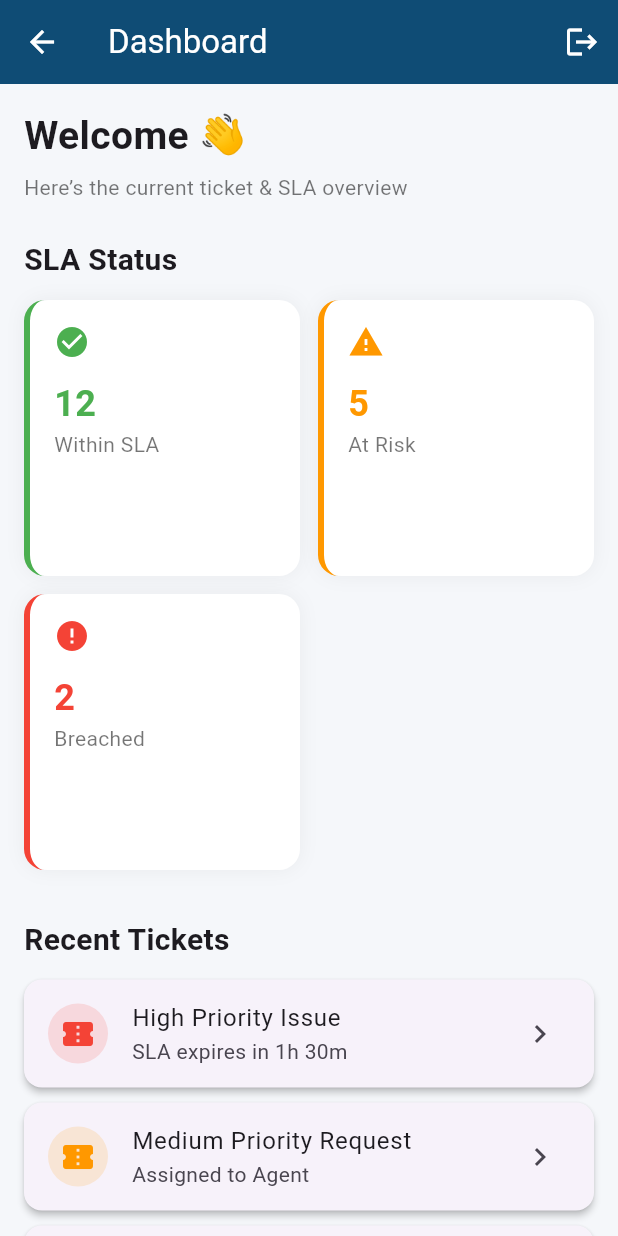
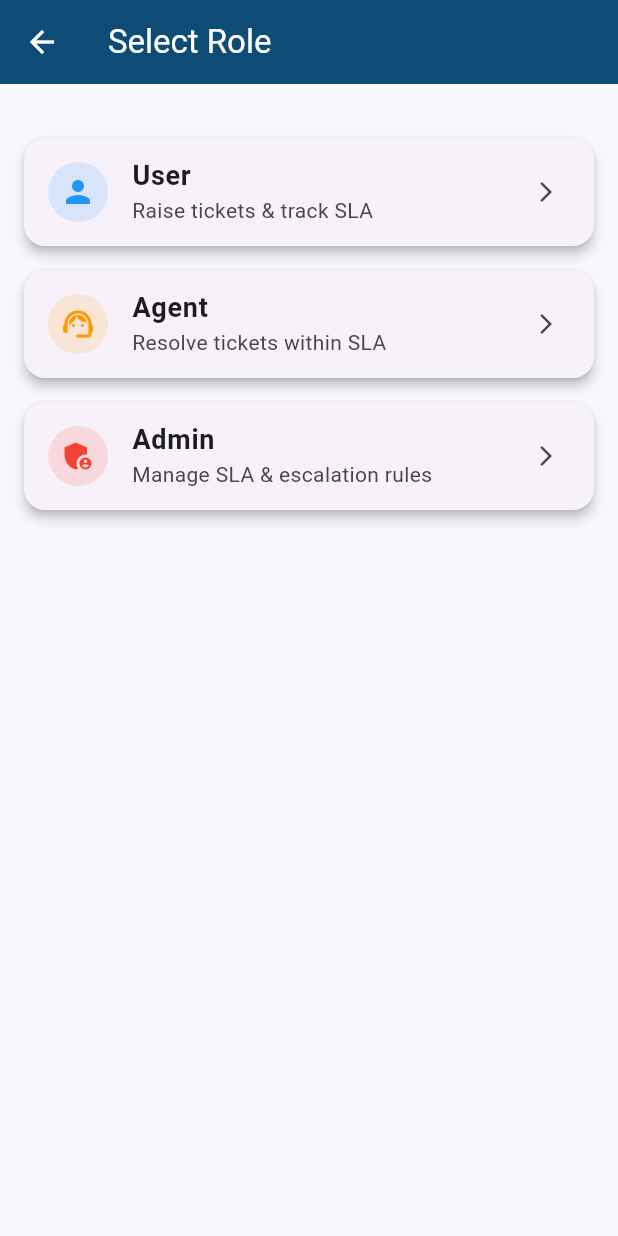
Before and after one commit to tanmay019ai/ticket-sla-escalation-app, a Flutter app: the DashboardScreen screen opened by its route, after a tap on the "logout" icon, after a tap on "LOGIN", on a phone screen of 412 x 824 dp. Run offline on Flutter 3.47's test engine with Material 3 defaults, Android fonts, the phone set to English and light mode, and no system bars.

Commit message:
frontend-2

```diff
--- a/mobile/lib/app.dart
+++ b/mobile/lib/app.dart
@@ -2,7 +2,9 @@ import 'package:flutter/material.dart';
 import 'core/theme/app_theme.dart';
 import 'features/auth/login_screen.dart';
 import 'features/dashboard/dashboard_screen.dart';
-
+import 'features/auth/register_screen.dart';
+import 'features/auth/role_selection_screen.dart';
+import 'features/tickets/create_ticket_screen.dart';
 class MyApp extends StatelessWidget {
   const MyApp({super.key});
 
@@ -14,9 +16,13 @@ class MyApp extends StatelessWidget {
       theme: AppTheme.lightTheme, // 🔥 APPLY THEME
       initialRoute: '/',
       routes: {
-        '/': (context) => const LoginScreen(),
-        '/dashboard': (context) => const DashboardScreen(),
-      },
+  '/': (context) => const LoginScreen(),
+  '/create-ticket': (context) => const CreateTicketScreen(),
+  '/role': (context) => const RoleSelectionScreen(),
+  '/register': (context) => const RegisterScreen(),
+  '/dashboard': (context) => const DashboardScreen(),
+},
+
     );
   }
 }
--- a/mobile/lib/features/auth/login_screen.dart
+++ b/mobile/lib/features/auth/login_screen.dart
@@ -20,7 +20,7 @@ class _LoginScreenState extends State<LoginScreen> {
   }
 
   void login() {
-    Navigator.pushReplacementNamed(context, '/dashboard');
+    Navigator.pushReplacementNamed(context, '/role');
   }
 
  @override
@@ -59,6 +59,9 @@ Widget build(BuildContext context) {
                 ),
                 const SizedBox(height: 24),
 
+
+
+
                 // 🔹 TITLE
                 const Text(
                   "Welcome Back",
@@ -81,7 +84,7 @@ Widget build(BuildContext context) {
                 TextField(
                   controller: emailController,
                   decoration: InputDecoration(
-                    labelText: "Corporate Email",
+                    labelText: "Email",
                     prefixIcon: const Icon(Icons.email_outlined),
                     filled: true,
                     fillColor: const Color(0xFFF1F3F6),
@@ -125,6 +128,15 @@ Widget build(BuildContext context) {
                   text: "LOGIN",
                   onPressed: login,
                 ),
+
+                 Center(
+  child: TextButton(
+    onPressed: () {
+      Navigator.pushNamed(context, '/register');
+    },
+    child: const Text("Don’t have an account? Register"),
+  ),
+),
               ],
             ),
           ),
--- /dev/null
+++ b/mobile/lib/features/auth/role_selection_screen.dart
@@ -0,0 +1,86 @@
+import 'package:flutter/material.dart';
+
+class RoleSelectionScreen extends StatelessWidget {
+  const RoleSelectionScreen({super.key});
+
+  @override
+  Widget build(BuildContext context) {
+    return Scaffold(
+      backgroundColor: const Color(0xFFF5F7FA),
+      appBar: AppBar(
+        title: const Text("Select Role"),
+        elevation: 0,
+      ),
+      body: Padding(
+        padding: const EdgeInsets.all(16),
+        child: Column(
+          children: [
+            const SizedBox(height: 20),
+
+            _roleCard(
+              context,
+              title: "User",
+              description: "Raise tickets & track SLA",
+              icon: Icons.person,
+              color: Colors.blue,
+            ),
+
+            _roleCard(
+              context,
+              title: "Agent",
+              description: "Resolve tickets within SLA",
+              icon: Icons.support_agent,
+              color: Colors.orange,
+            ),
+
+            _roleCard(
+              context,
+              title: "Admin",
+              description: "Manage SLA & escalation rules",
+              icon: Icons.admin_panel_settings,
+              color: Colors.red,
+            ),
+          ],
+        ),
+      ),
+    );
+  }
+
+  Widget _roleCard(
+    BuildContext context, {
+    required String title,
+    required String description,
+    required IconData icon,
+    required Color color,
+  }) {
+    return Card(
+      elevation: 3,
+      margin: const EdgeInsets.only(bottom: 16),
+      shape: RoundedRectangleBorder(
+        borderRadius: BorderRadius.circular(14),
+      ),
+      child: ListTile(
+        leading: CircleAvatar(
+          backgroundColor: color.withOpacity(0.15),
+          child: Icon(icon, color: color),
+        ),
+        title: Text(
+          title,
+          style: const TextStyle(
+            fontSize: 18,
+            fontWeight: FontWeight.w600,
+          ),
+        ),
+        subtitle: Text(description),
+        trailing: const Icon(Icons.arrow_forward_ios, size: 16),
+        onTap: () {
+          Navigator.pushReplacementNamed(
+            context,
+            '/dashboard',
+            arguments: title, // pass role
+          );
+        },
+      ),
+    );
+  }
+}
--- a/mobile/lib/features/dashboard/dashboard_screen.dart
+++ b/mobile/lib/features/dashboard/dashboard_screen.dart
@@ -5,10 +5,13 @@ class DashboardScreen extends StatelessWidget {
 
   @override
   Widget build(BuildContext context) {
+    final String role =
+        ModalRoute.of(context)?.settings.arguments as String? ?? "User";
+
     return Scaffold(
       backgroundColor: const Color(0xFFF5F7FA),
       appBar: AppBar(
-        title: const Text("Dashboard"),
+        title: Text("$role Dashboard"),
         elevation: 0,
         actions: [
           IconButton(
@@ -19,109 +22,114 @@ class DashboardScreen extends StatelessWidget {
           ),
         ],
       ),
-      body: SingleChildScrollView(
+      body: Padding(
         padding: const EdgeInsets.all(16),
-        child: Column(
+        child: _buildDashboardByRole(context, role), // ✅ pass context
+      ),
+    );
+  }
+
+  // ================= ROLE SWITCH =================
+
+  Widget _buildDashboardByRole(BuildContext context, String role) {
+    switch (role) {
+      case "Agent":
+        return _agentDashboard();
+      case "Admin":
+        return _adminDashboard(context);
+      default:
+        return _userDashboard(context);
+    }
+  }
+
+  // ================= USER DASHBOARD =================
+
+  Widget _userDashboard(BuildContext context) {
+    return Column(
       crossAxisAlignment: CrossAxisAlignment.start,
       children: [
-            // ================= HEADER =================
-            const Text(
-              "Welcome 👋",
-              style: TextStyle(
-                fontSize: 26,
-                fontWeight: FontWeight.bold,
+        _header("Your Tickets"),
+        _ticketTile(
+          "Login issue",
+          "SLA expires in 3h",
+          Colors.orange,
         ),
+        _ticketTile(
+          "Payment failed",
+          "Within SLA",
+          Colors.green,
         ),
-            const SizedBox(height: 6),
-            const Text(
-              "Here’s the current ticket & SLA overview",
-              style: TextStyle(color: Colors.black54),
-            ),
-            const SizedBox(height: 24),
-
-            // ================= SLA STATUS =================
-            const Text(
-              "SLA Status",
-              style: TextStyle(
-                fontSize: 20,
-                fontWeight: FontWeight.w600,
-              ),
-            ),
-            const SizedBox(height: 12),
-
-            GridView.count(
-              crossAxisCount: MediaQuery.of(context).size.width > 600 ? 3 : 2,
-              shrinkWrap: true,
-              physics: const NeverScrollableScrollPhysics(),
-              crossAxisSpacing: 12,
-              mainAxisSpacing: 12,
-              children: const [
-                _StatusCard(
-                  title: "Within SLA",
-                  value: "12",
-                  color: Colors.green,
-                  icon: Icons.check_circle,
-                ),
-                _StatusCard(
-                  title: "At Risk",
-                  value: "5",
-                  color: Colors.orange,
-                  icon: Icons.warning,
-                ),
-                _StatusCard(
-                  title: "Breached",
-                  value: "2",
-                  color: Colors.red,
-                  icon: Icons.error,
+        const SizedBox(height: 24), // ✅ safe spacing
+        _actionButton(
+          context,
+          "Create New Ticket",
+          Icons.add,
         ),
       ],
-            ),
+    );
+  }
 
-            const SizedBox(height: 32),
+  // ================= AGENT DASHBOARD =================
 
-            // ================= TICKETS =================
-            const Text(
-              "Recent Tickets",
-              style: TextStyle(
-                fontSize: 20,
-                fontWeight: FontWeight.w600,
-              ),
-            ),
-            const SizedBox(height: 12),
-
+  Widget _agentDashboard() {
+    return Column(
+      crossAxisAlignment: CrossAxisAlignment.start,
+      children: [
+        _header("Assigned Tickets"),
         _ticketTile(
-              title: "High Priority Issue",
-              subtitle: "SLA expires in 1h 30m",
-              color: Colors.red,
+          "Server down",
+          "SLA expires in 45m",
+          Colors.red,
         ),
         _ticketTile(
-              title: "Medium Priority Request",
-              subtitle: "Assigned to Agent",
-              color: Colors.orange,
+          "UI bug",
+          "At risk",
+          Colors.orange,
         ),
-            _ticketTile(
-              title: "Low Priority Ticket",
-              subtitle: "Waiting for response",
-              color: Colors.green,
+        const SizedBox(height: 20),
+        _statusChip("⚠ SLA At Risk"),
+      ],
+    );
+  }
+
+  // ================= ADMIN DASHBOARD =================
+
+  Widget _adminDashboard(BuildContext context) {
+    return Column(
+      crossAxisAlignment: CrossAxisAlignment.start,
+      children: [
+        _header("SLA Overview"),
+        _slaCard("High Priority SLA", "2 Hours"),
+        _slaCard("Medium Priority SLA", "8 Hours"),
+        _slaCard("Low Priority SLA", "24 Hours"),
+        const SizedBox(height: 24),
+        _actionButton(
+          context,
+          "Manage Escalation Rules",
+          Icons.settings,
         ),
       ],
+    );
+  }
+
+  // ================= REUSABLE UI =================
+
+  Widget _header(String text) {
+    return Padding(
+      padding: const EdgeInsets.only(bottom: 16),
+      child: Text(
+        text,
+        style: const TextStyle(
+          fontSize: 22,
+          fontWeight: FontWeight.bold,
         ),
       ),
     );
   }
 
-  // ================= TICKET TILE =================
-  static Widget _ticketTile({
-    required String title,
-    required String subtitle,
-    required Color color,
-  }) {
+  Widget _ticketTile(String title, String subtitle, Color color) {
     return Card(
-      elevation: 2,
-      margin: const EdgeInsets.only(bottom: 10),
-      shape: RoundedRectangleBorder(
-        borderRadius: BorderRadius.circular(12),
-      ),
+      margin: const EdgeInsets.only(bottom: 12),
       child: ListTile(
         leading: CircleAvatar(
           backgroundColor: color.withOpacity(0.15),
@@ -129,63 +137,50 @@ class DashboardScreen extends StatelessWidget {
         ),
         title: Text(title),
         subtitle: Text(subtitle),
-        trailing: const Icon(Icons.chevron_right),
+      ),
+    );
+  }
+
+  Widget _actionButton(
+    BuildContext context,
+    String text,
+    IconData icon,
+  ) {
+    return SizedBox(
+      width: double.infinity,
+      child: ElevatedButton.icon(
+        onPressed: () {
+          Navigator.pushNamed(context, '/create-ticket');
+        },
+        icon: Icon(icon),
+        label: Text(text),
+      ),
+    );
+  }
+
+  Widget _statusChip(String text) {
+    return Chip(
+      backgroundColor: Colors.orange.withOpacity(0.15),
+      label: Text(
+        text,
+        style: const TextStyle(color: Colors.orange),
+      ),
+    );
+  }
+
+  Widget _slaCard(String title, String time) {
+    return Card(
+      margin: const EdgeInsets.only(bottom: 12),
+      child: ListTile(
+        leading: const Icon(Icons.timer),
+        title: Text(title),
+        trailing: Text(
+          time,
+          style: const TextStyle(
+            fontWeight: FontWeight.bold,
+          ),
+        ),
       ),
     );
   }
 }
-
-// ================= SLA STATUS CARD =================
-
-class _StatusCard extends StatelessWidget {
-  final String title;
-  final String value;
-  final Color color;
-  final IconData icon;
-
-  const _StatusCard({
-    required this.title,
-    required this.value,
-    required this.color,
-    required this.icon,
-  });
-
-  @override
-  Widget build(BuildContext context) {
-    return Container(
-      padding: const EdgeInsets.all(16),
-      decoration: BoxDecoration(
-        color: Colors.white,
-        borderRadius: BorderRadius.circular(14),
-        boxShadow: [
-          BoxShadow(
-            color: Colors.black.withOpacity(0.05),
-            blurRadius: 10,
-          ),
-        ],
-        border: Border(
-          left: BorderSide(color: color, width: 4),
-        ),
-      ),
-      child: Column(
-        crossAxisAlignment: CrossAxisAlignment.start,
-        children: [
-          Icon(icon, color: color),
-          const SizedBox(height: 12),
-          Text(
-            value,
-            style: TextStyle(
-              fontSize: 24,
-              fontWeight: FontWeight.bold,
-              color: color,
-            ),
-          ),
-          Text(
-            title,
-            style: const TextStyle(color: Colors.black54),
-          ),
-        ],
-      ),
-    );
-  }
-}
```
Also changed, not shown: mobile/lib/features/auth/register_screen.dart (added, +106 -0 lines), mobile/lib/features/tickets/create_ticket_screen.dart (added, +159 -0 lines). Lines whose indentation alone changed are shown as unchanged.
